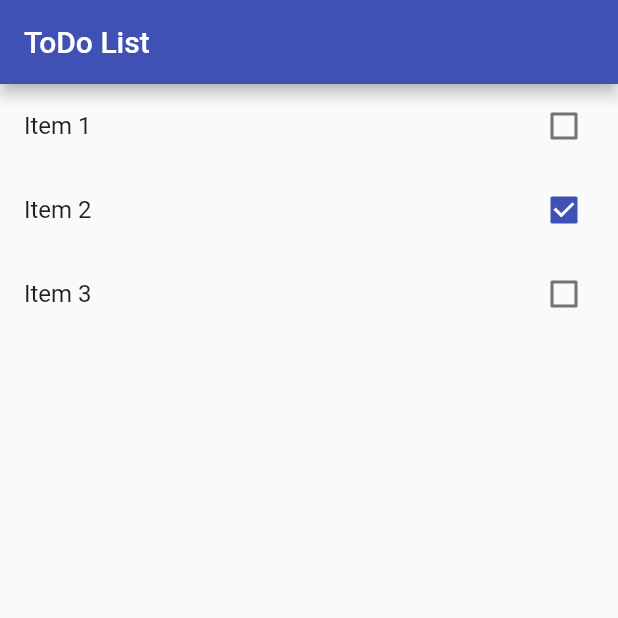
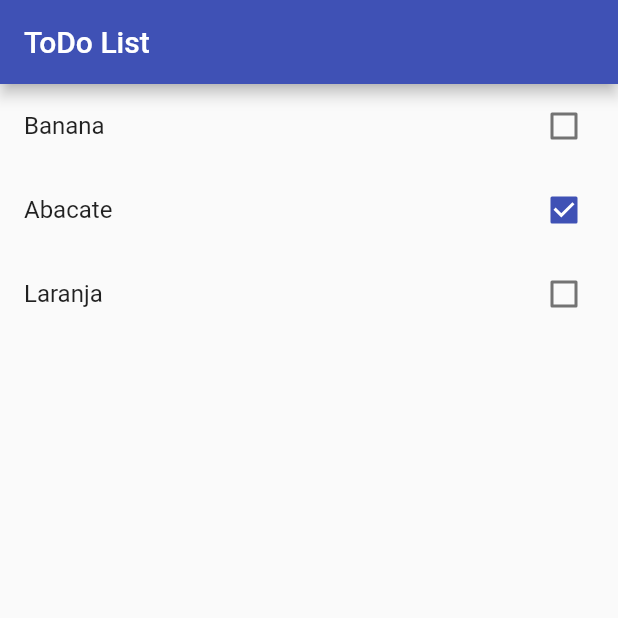
Before and after one commit to rafamatoso/flutter-todoapp, a Flutter app: the screen it shows after launch, on a phone screen of 412 x 824 dp, the top half of it. Run offline on Flutter 3.47's test engine with Material 2 defaults, Android fonts, the phone set to English and light mode, and no system bars.

```diff
--- a/lib/main.dart
+++ b/lib/main.dart
@@ -25,9 +25,9 @@ class HomePage extends StatefulWidget {
 
   HomePage() {
     items = [];
-    items.add(Item(title: "Item 1", done: false));
-    items.add(Item(title: "Item 2", done: true));
-    items.add(Item(title: "Item 3", done: false));
+    items.add(Item(title: "Banana", done: false));
+    items.add(Item(title: "Abacate", done: true));
+    items.add(Item(title: "Laranja", done: false));
   }
 
   @override
@@ -61,7 +61,11 @@ class _HomePageState extends State<HomePage> {
             // 7) Ao clicar, mudará valor
             onChanged: (value) {
               // 7) Semelhante ao console.log() do js
-              print(value);
+              // print(value);
+              // 8) O setState realiza a operação de ouvir a mudança de estado e aplicá-la (programação reativa) só aonde aconteceu a mudança.
+              setState(() {
+                item.done = value;
+              });
             },
           );
         },
```
